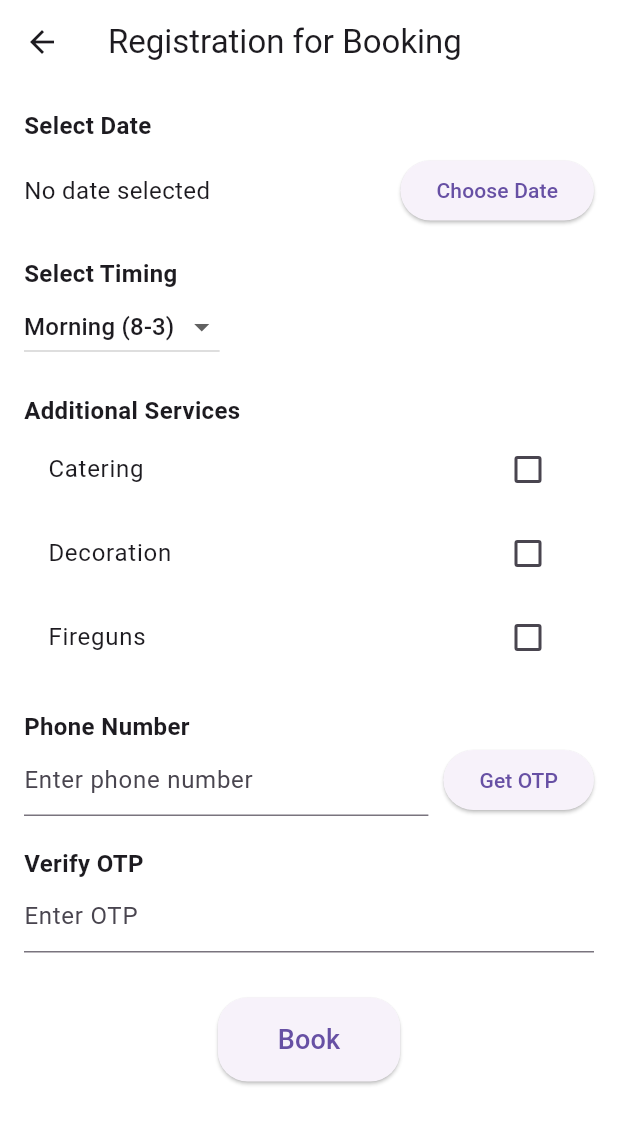
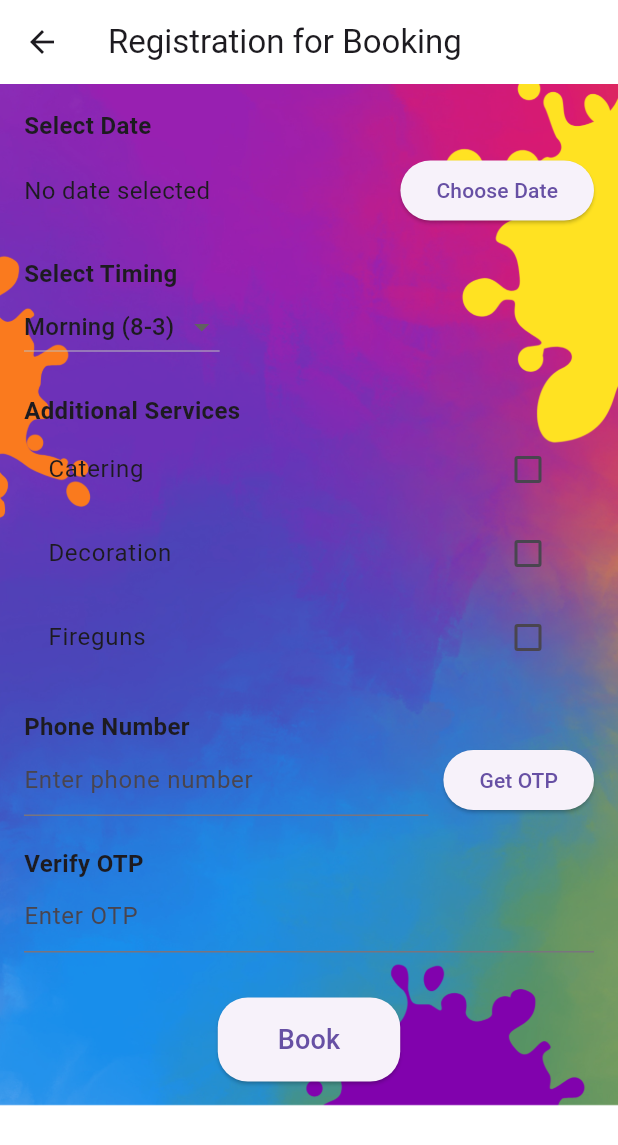
Before and after one commit to rudrap19/eventease1, a Flutter app: the RegistrationPage screen opened directly, on a phone screen of 412 x 824 dp. Shown: the top 1145 px of the screen. Run offline on Flutter 3.47's test engine with Material 3 defaults, Android fonts, the phone set to English and light mode, and no system bars; our stand-ins replace carousel_slider, cloud_firestore, firebase_auth, firebase_core, firebase_storage, fluttertoast and 2 more; accounts and stored records are empty.

Commit message:
Commit 17

```diff
--- a/lib/RegistrationPage.dart
+++ b/lib/RegistrationPage.dart
@@ -73,7 +73,14 @@ class _RegistrationPageState extends State<RegistrationPage> {
         backgroundColor: Colors.transparent,
         elevation: 0,
       ),
-      body: SafeArea(
+      body: Container(
+        decoration: const BoxDecoration(
+          image: DecorationImage(
+            image: AssetImage("assets/bg.png"),
+            fit: BoxFit.cover,
+          ),
+        ),
+        child: SafeArea(
           child: SingleChildScrollView(
             padding: const EdgeInsets.all(16),
             child: Column(
@@ -112,14 +119,12 @@ class _RegistrationPageState extends State<RegistrationPage> {
                       selectedTiming = newValue!;
                     });
                   },
-                items: timings.map<DropdownMenuItem<String>>(
-                      (String value) {
+                  items: timings.map<DropdownMenuItem<String>>((String value) {
                     return DropdownMenuItem<String>(
                       value: value,
                       child: Text(value),
                     );
-                  },
-                ).toList(),
+                  }).toList(),
                 ),
                 const SizedBox(height: 20),
                 const Text(
@@ -172,8 +177,8 @@ class _RegistrationPageState extends State<RegistrationPage> {
                   child: ElevatedButton(
                     onPressed: _submitBooking,
                     style: ElevatedButton.styleFrom(
-                    padding:
-                    const EdgeInsets.symmetric(horizontal: 40, vertical: 15),
+                      padding: const EdgeInsets.symmetric(
+                          horizontal: 40, vertical: 15),
                       shape: RoundedRectangleBorder(
                         borderRadius: BorderRadius.circular(20),
                       ),
@@ -188,6 +193,7 @@ class _RegistrationPageState extends State<RegistrationPage> {
             ),
           ),
         ),
+      ),
     );
   }
 }
```
Also changed, not shown: lib/productpages/product_page.dart (+0 -50 lines). Lines whose indentation alone changed are shown as unchanged.
